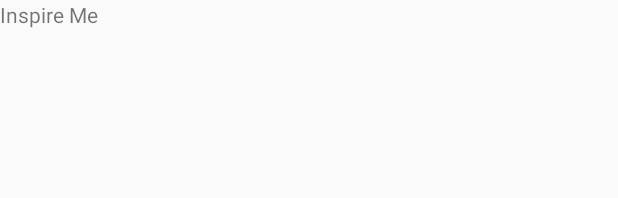
After one commit to rushlet/ci360-mobile-app, an Android app: the layout fragment_inspiration.xml on its own in the app's theme, with its tools: preview values and no code run, on a phone screen of 412 x 824 dp. The commit adds this screen. Shown: the top 198 px of the screen. Run offline under Robolectric (Android 15) with nearby library versions, the phone set to English and light mode, and no system bars.

Commit message:
working navigation (image picker now broken)

```diff
--- /dev/null
+++ b/app/src/main/res/layout/fragment_inspiration.xml
@@ -0,0 +1,13 @@
+<FrameLayout xmlns:android="http://schemas.android.com/apk/res/android"
+    xmlns:tools="http://schemas.android.com/tools"
+    android:layout_width="match_parent"
+    android:layout_height="match_parent"
+    tools:context="uk.ac.brighton.rlr17uni.inspirgram.InspirationFragment">
+
+    <!-- TODO: Update blank fragment layout -->
+    <TextView
+        android:layout_width="match_parent"
+        android:layout_height="match_parent"
+        android:text="@string/menu_inspire" />
+
+</FrameLayout>
```
Also changed, not shown: app/src/main/java/uk/ac/brighton/rlr17uni/inspirgram/InspirationFragment.java (added, +76 -0 lines), app/src/main/java/uk/ac/brighton/rlr17uni/inspirgram/MainActivity.java (+12 -13 lines), app/src/main/java/uk/ac/brighton/rlr17uni/inspirgram/TimelineFragment.java (added, +75 -0 lines), app/src/main/res/layout/fragment_timeline.xml (added, +13 -0 lines).
